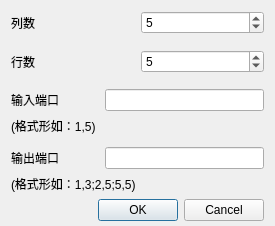
Qt form DFMB/setdfmbdialog.ui (dylanyang17/DFMB) before a commit.
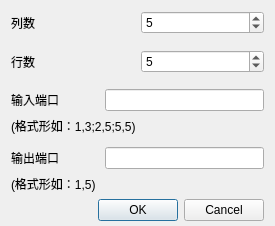
The same form after that commit.

```diff
--- a/DFMB/setdfmbdialog.ui
+++ b/DFMB/setdfmbdialog.ui
@@ -144,7 +144,7 @@
         </sizepolicy>
        </property>
        <property name="text">
-        <string>(格式形如：1,5)</string>
+        <string>(格式形如：1,3;2,5;5,5)</string>
        </property>
        <property name="alignment">
         <set>Qt::AlignLeading|Qt::AlignLeft|Qt::AlignTop</set>
@@ -200,7 +200,7 @@
      <item>
       <widget class="QLabel" name="label_6">
        <property name="text">
-        <string>(格式形如：1,3;2,5;5,5)</string>
+        <string>(格式形如：1,5)</string>
        </property>
        <property name="alignment">
         <set>Qt::AlignLeading|Qt::AlignLeft|Qt::AlignTop</set>
```
